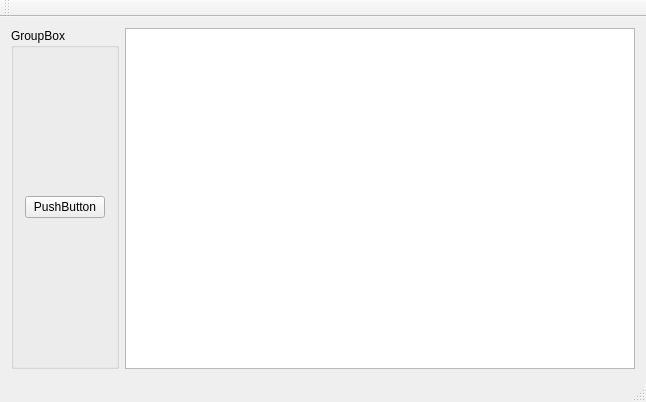
Before: the Qt Designer form mainwindow.ui in nikmoon/torrman, drawn with Qt 5.
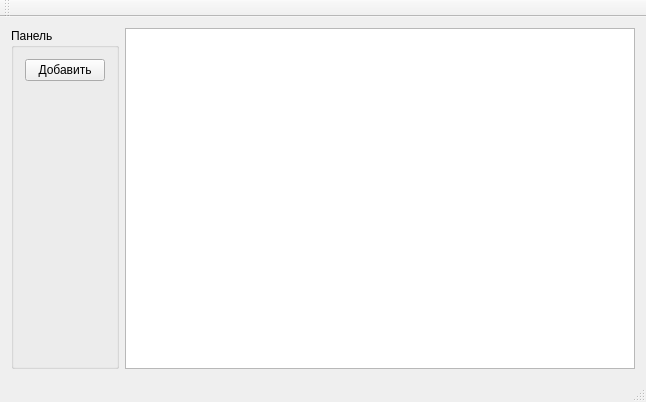
After: the same form once the commit is applied.

The edit to the form file:
```diff
--- a/mainwindow.ui
+++ b/mainwindow.ui
@@ -18,16 +18,29 @@
     <item>
      <widget class="QGroupBox" name="groupBox">
       <property name="title">
-       <string>GroupBox</string>
+       <string>Панель</string>
       </property>
       <layout class="QVBoxLayout" name="verticalLayout">
        <item>
         <widget class="QPushButton" name="pushButton">
          <property name="text">
-          <string>PushButton</string>
+          <string>Добавить</string>
          </property>
         </widget>
        </item>
+       <item>
+        <spacer name="verticalSpacer">
+         <property name="orientation">
+          <enum>Qt::Vertical</enum>
+         </property>
+         <property name="sizeHint" stdset="0">
+          <size>
+           <width>20</width>
+           <height>40</height>
+          </size>
+         </property>
+        </spacer>
+       </item>
       </layout>
      </widget>
     </item>
```
